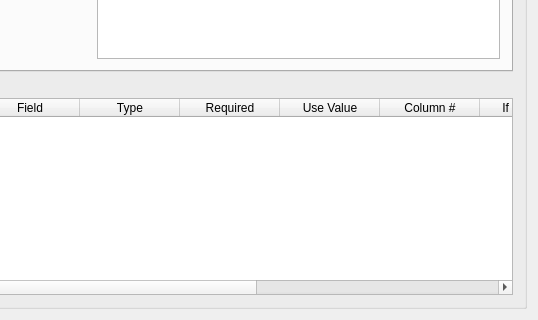
This is plugin/csvatlaswindow.ui in mmicr001/csvimp as Qt 5 draws it before an edit; both pictures show x 146 to 684 and y 346 to 666 of the 684 by 666 pixel window. The edited form follows.
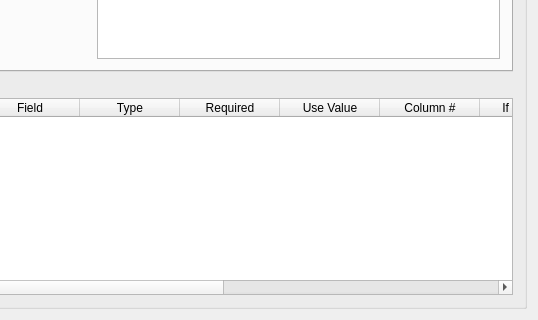
This is the edited form. Icons and pictures are not drawn.

The edit to the form file:
```diff
--- a/plugin/csvatlaswindow.ui
+++ b/plugin/csvatlaswindow.ui
@@ -290,6 +290,11 @@
            <string>Alt. Value</string>
           </property>
          </column>
+         <column>
+          <property name="text">
+           <string>File Type</string>
+          </property>
+         </column>
         </widget>
        </item>
       </layout>
```
